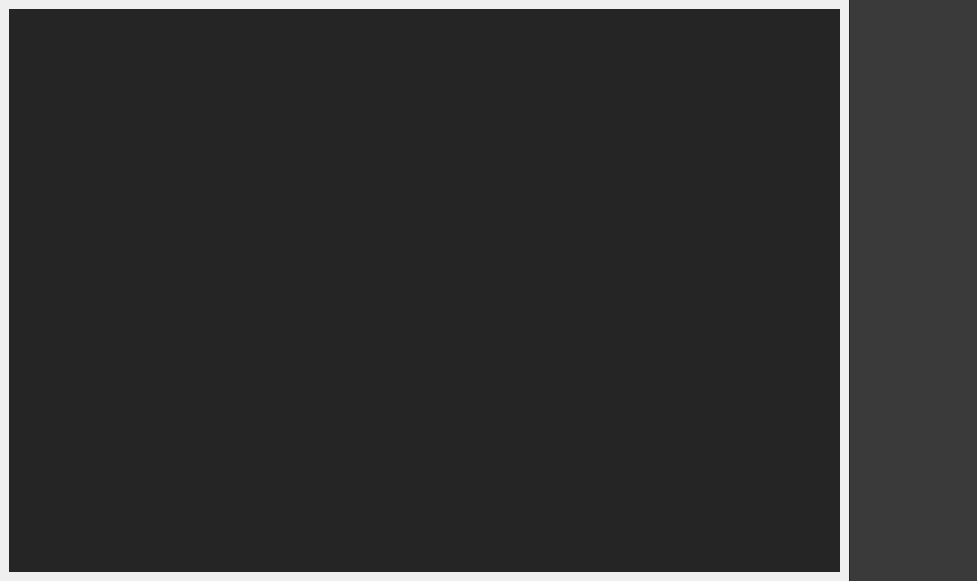
Qt form ui/zenoedit/nodesview/zenographseditor.ui (zenustech/zeno) before a commit.
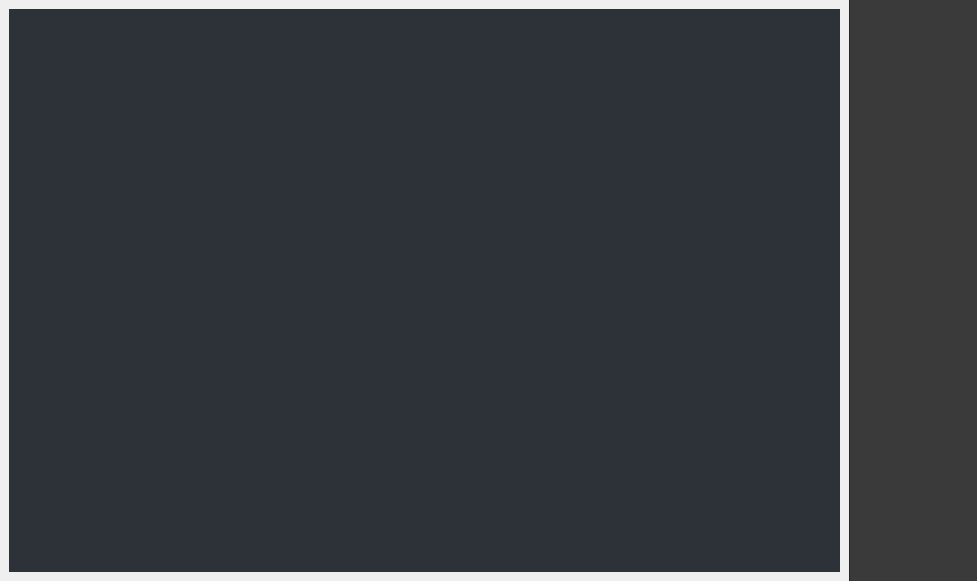
The same form after that commit. The open tabs and pages were chosen to show the change. Custom widgets are drawn as their Qt base class.

Diff of the .ui file:
```diff
--- a/ui/zenoedit/nodesview/zenographseditor.ui
+++ b/ui/zenoedit/nodesview/zenographseditor.ui
@@ -171,7 +171,7 @@
               <property name="styleSheet">
                <string notr="true">QTreeView
 {
-	background-color: rgb(37,37,38);
+	background-color: rgb(45,50,57);
 	show-decoration-selected: 1;
 	font: 12pt 'HarmonyOS Sans';
 }
```
Left out of the diff: 2 changed lines with no effect on the pictures.
